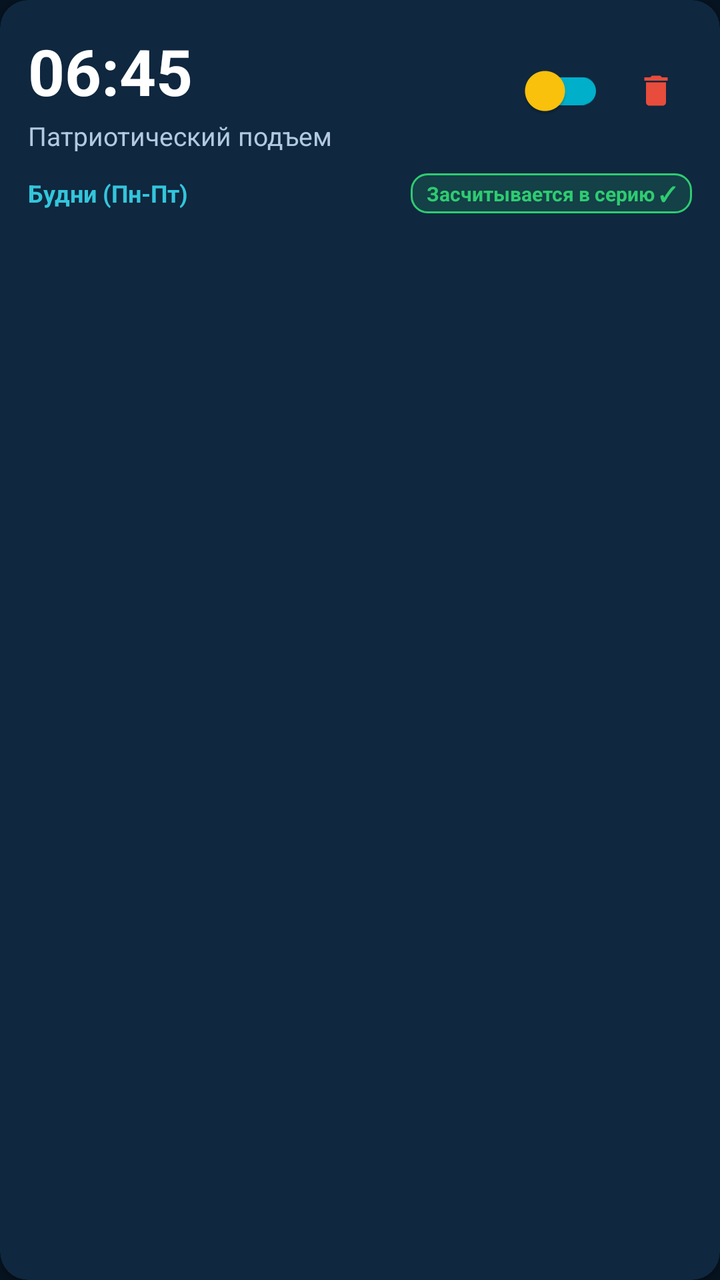
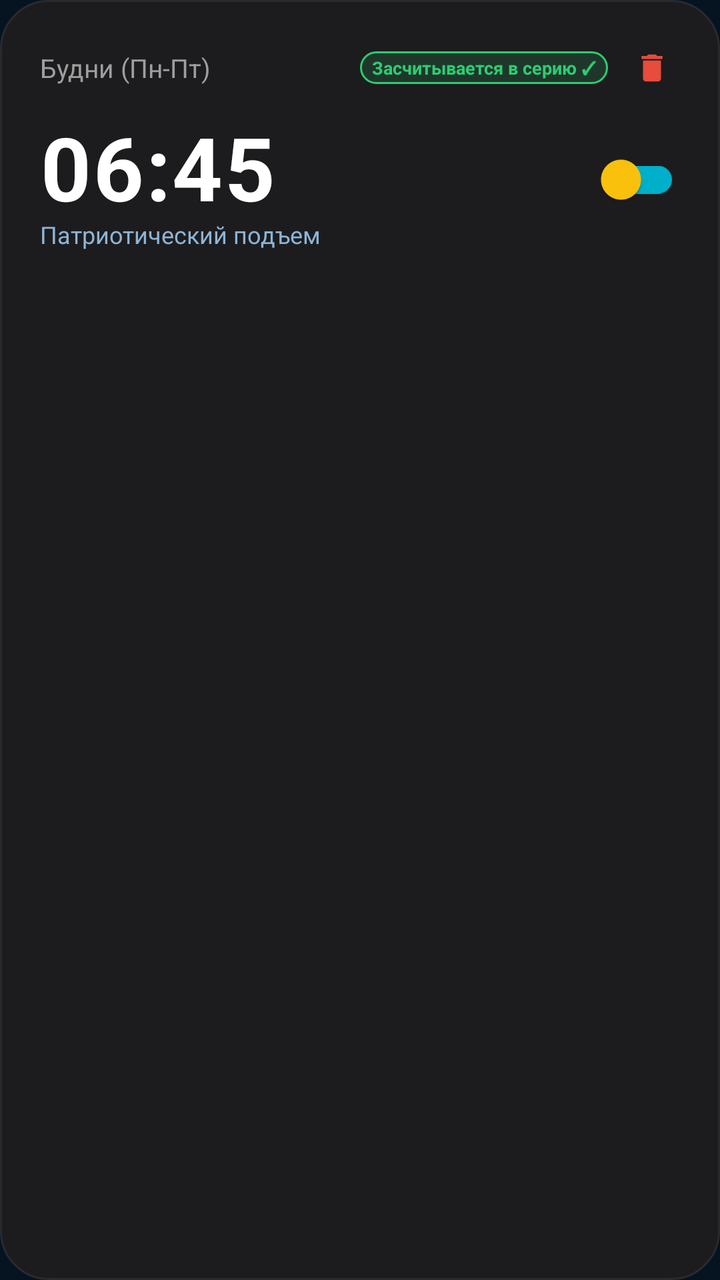

Screens rendered from an Android XML layout before and after an edit, with the pre-edit source and the edit as a unified diff.
<!-- AndroidManifest.xml: application theme Theme.PatrioticAlarm -->
<!-- res/layout/item_alarm.xml -->
<?xml version="1.0" encoding="utf-8"?>
<androidx.cardview.widget.CardView xmlns:android="http://schemas.android.com/apk/res/android"
    xmlns:app="http://schemas.android.com/apk/res-auto"
    android:layout_width="match_parent"
    android:layout_height="wrap_content"
    android:layout_marginHorizontal="16dp"
    android:layout_marginVertical="6dp"
    app:cardBackgroundColor="@color/kz_navy_card"
    app:cardCornerRadius="14dp"
    app:cardElevation="2dp">

    <LinearLayout
        android:layout_width="match_parent"
        android:layout_height="wrap_content"
        android:orientation="vertical"
        android:padding="14dp">

        <LinearLayout
            android:layout_width="match_parent"
            android:layout_height="wrap_content"
            android:gravity="center_vertical"
            android:orientation="horizontal">

            <LinearLayout
                android:layout_width="0dp"
                android:layout_height="wrap_content"
                android:layout_weight="1"
                android:orientation="vertical">

                <TextView
                    android:id="@+id/tv_alarm_time"
                    android:layout_width="wrap_content"
                    android:layout_height="wrap_content"
                    android:text="06:45"
                    android:textColor="#FFFFFF"
                    android:textSize="32sp"
                    android:textStyle="bold" />

                <TextView
                    android:id="@+id/tv_alarm_label"
                    android:layout_width="wrap_content"
                    android:layout_height="wrap_content"
                    android:layout_marginTop="2dp"
                    android:text="Патриотический подъем"
                    android:textColor="#B2C9DF"
                    android:textSize="13sp" />
            </LinearLayout>

            <androidx.appcompat.widget.SwitchCompat
                android:id="@+id/switch_alarm"
                android:layout_width="wrap_content"
                android:layout_height="wrap_content"
                app:thumbTint="@color/kz_gold"
                app:trackTint="@color/kz_sky_blue" />

            <ImageView
                android:id="@+id/btn_delete_alarm"
                android:layout_width="36dp"
                android:layout_height="36dp"
                android:layout_marginStart="8dp"
                android:background="?attr/selectableItemBackgroundBorderless"
                android:contentDescription="Удалить будильник"
                android:padding="8dp"
                android:src="@drawable/ic_delete_bin" />
        </LinearLayout>

        <LinearLayout
            android:layout_width="match_parent"
            android:layout_height="wrap_content"
            android:layout_marginTop="10dp"
            android:gravity="center_vertical"
            android:orientation="horizontal">

            <TextView
                android:id="@+id/tv_alarm_days"
                android:layout_width="0dp"
                android:layout_height="wrap_content"
                android:layout_weight="1"
                android:text="Будни (Пн-Пт)"
                android:textColor="#33C5DB"
                android:textSize="12sp"
                android:textStyle="bold" />

            <TextView
                android:id="@+id/tv_streak_badge"
                android:layout_width="wrap_content"
                android:layout_height="wrap_content"
                android:background="@drawable/bg_pill_eligible"
                android:paddingHorizontal="8dp"
                android:paddingVertical="3dp"
                android:text="@string/alarm_streak_eligible"
                android:textColor="#2ECC71"
                android:textSize="10sp"
                android:textStyle="bold" />
        </LinearLayout>
    </LinearLayout>
</androidx.cardview.widget.CardView>
<!-- resources referenced by this layout -->
<resources>
  <color name="kz_gold">#FEC50C</color>
  <color name="kz_navy_card">#0F273F</color>
  <color name="kz_sky_blue">#00AFCA</color>
  <!-- drawable bg_pill_eligible (drawable) -->
  <?xml version="1.0" encoding="utf-8"?>
  <shape xmlns:android="http://schemas.android.com/apk/res/android"
      android:shape="rectangle">
      <solid android:color="#262ECC71" />
      <corners android:radius="8dp" />
      <stroke
          android:width="1dp"
          android:color="#2ECC71" />
  </shape>
  <!-- drawable ic_delete_bin (drawable) -->
  <vector xmlns:android="http://schemas.android.com/apk/res/android"
      android:width="24dp"
      android:height="24dp"
      android:viewportWidth="24"
      android:viewportHeight="24">
      <path
          android:fillColor="#E74C3C"
          android:pathData="M6,19 C6,20.1 6.9,21 8,21 H16 C17.1,21 18,20.1 18,19 V7 H6 V19 Z
                           M19,4 H15.5 L14.5,3 H9.5 L8.5,4 H5 V6 H19 V4 Z" />
  </vector>
  <string name="alarm_streak_eligible">Засчитывается в серию ✓</string>
  <style name="Theme.PatrioticAlarm" parent="Theme.MaterialComponents.DayNight.NoActionBar">
          
          <item name="colorPrimary">@color/kz_sky_blue</item>
          <item name="colorPrimaryVariant">@color/kz_sky_blue_dark</item>
          <item name="colorOnPrimary">#FFFFFF</item>
          
          
          <item name="colorSecondary">@color/kz_gold</item>
          <item name="colorSecondaryVariant">@color/kz_gold_dark</item>
          <item name="colorOnSecondary">#071A2C</item>
          
          
          <item name="android:colorBackground">@color/kz_navy_bg</item>
          <item name="colorSurface">@color/kz_navy_surface</item>
          <item name="colorOnSurface">#FFFFFF</item>
          
          
          <item name="android:statusBarColor">@color/kz_navy_bg</item>
          <item name="android:navigationBarColor">@color/kz_navy_bg</item>
          <item name="android:windowLightStatusBar">false</item>
      </style>
  <color name="kz_sky_blue_dark">#00869C</color>
  <color name="kz_gold_dark">#D4A000</color>
  <color name="kz_navy_bg">#061320</color>
  <color name="kz_navy_surface">#0B2035</color>
</resources>

<!-- the commit's change to res/layout/item_alarm.xml (unified diff, before → after) -->
@@ -1,97 +1,99 @@
 <?xml version="1.0" encoding="utf-8"?>
-<androidx.cardview.widget.CardView xmlns:android="http://schemas.android.com/apk/res/android"
+<LinearLayout xmlns:android="http://schemas.android.com/apk/res/android"
     xmlns:app="http://schemas.android.com/apk/res-auto"
     android:layout_width="match_parent"
     android:layout_height="wrap_content"
     android:layout_marginHorizontal="16dp"
     android:layout_marginVertical="6dp"
-    app:cardBackgroundColor="@color/kz_navy_card"
-    app:cardCornerRadius="14dp"
-    app:cardElevation="2dp">
+    android:background="@drawable/bg_alarm_card_dark"
+    android:clickable="true"
+    android:focusable="true"
+    android:foreground="?attr/selectableItemBackground"
+    android:orientation="vertical"
+    android:padding="20dp">
 
+    
     <LinearLayout
         android:layout_width="match_parent"
         android:layout_height="wrap_content"
-        android:orientation="vertical"
-        android:padding="14dp">
+        android:gravity="center_vertical"
+        android:orientation="horizontal">
+
+        <TextView
+            android:id="@+id/tv_alarm_days"
+            android:layout_width="0dp"
+            android:layout_height="wrap_content"
+            android:layout_weight="1"
+            android:ellipsize="end"
+            android:maxLines="1"
+            android:text="Будни (Пн-Пт)"
+            android:textColor="#9E9E9E"
+            android:textSize="13sp" />
+
+        <TextView
+            android:id="@+id/tv_streak_badge"
+            android:layout_width="wrap_content"
+            android:layout_height="wrap_content"
+            android:background="@drawable/bg_pill_eligible"
+            android:paddingHorizontal="6dp"
+            android:paddingVertical="2dp"
+            android:text="@string/alarm_streak_eligible"
+            android:textColor="#2ECC71"
+            android:textSize="9sp"
+            android:textStyle="bold" />
+
+        <ImageView
+            android:id="@+id/btn_delete_alarm"
+            android:layout_width="28dp"
+            android:layout_height="28dp"
+            android:layout_marginStart="8dp"
+            android:background="?attr/selectableItemBackgroundBorderless"
+            android:contentDescription="Delete"
+            android:padding="5dp"
+            android:src="@drawable/ic_delete_bin" />
+    </LinearLayout>
+
+    
+    <LinearLayout
+        android:layout_width="match_parent"
+        android:layout_height="wrap_content"
+        android:layout_marginTop="6dp"
+        android:gravity="center_vertical"
+        android:orientation="horizontal">
 
         <LinearLayout
-            android:layout_width="match_parent"
+            android:layout_width="0dp"
             android:layout_height="wrap_content"
-            android:gravity="center_vertical"
-            android:orientation="horizontal">
+            android:layout_weight="1"
+            android:orientation="vertical">
 
-            <LinearLayout
-                android:layout_width="0dp"
-                android:layout_height="wrap_content"
-                android:layout_weight="1"
-                android:orientation="vertical">
-
-                <TextView
-                    android:id="@+id/tv_alarm_time"
-                    android:layout_width="wrap_content"
-                    android:layout_height="wrap_content"
-                    android:text="06:45"
-                    android:textColor="#FFFFFF"
-                    android:textSize="32sp"
-                    android:textStyle="bold" />
-
-                <TextView
-                    android:id="@+id/tv_alarm_label"
-                    android:layout_width="wrap_content"
-                    android:layout_height="wrap_content"
-                    android:layout_marginTop="2dp"
-                    android:text="Патриотический подъем"
-                    android:textColor="#B2C9DF"
-                    android:textSize="13sp" />
-            </LinearLayout>
-
-            <androidx.appcompat.widget.SwitchCompat
-                android:id="@+id/switch_alarm"
+            <TextView
+                android:id="@+id/tv_alarm_time"
                 android:layout_width="wrap_content"
                 android:layout_height="wrap_content"
-                app:thumbTint="@color/kz_gold"
-                app:trackTint="@color/kz_sky_blue" />
-
-            <ImageView
-                android:id="@+id/btn_delete_alarm"
-                android:layout_width="36dp"
-                android:layout_height="36dp"
-                android:layout_marginStart="8dp"
-                android:background="?attr/selectableItemBackgroundBorderless"
-                android:contentDescription="Удалить будильник"
-                android:padding="8dp"
-                android:src="@drawable/ic_delete_bin" />
-        </LinearLayout>
-
-        <LinearLayout
-            android:layout_width="match_parent"
-            android:layout_height="wrap_content"
-            android:layout_marginTop="10dp"
-            android:gravity="center_vertical"
-            android:orientation="horizontal">
-
-            <TextView
-                android:id="@+id/tv_alarm_days"
-                android:layout_width="0dp"
-                android:layout_height="wrap_content"
-                android:layout_weight="1"
-                android:text="Будни (Пн-Пт)"
-                android:textColor="#33C5DB"
-                android:textSize="12sp"
+                android:letterSpacing="0.02"
+                android:text="06:45"
+                android:textColor="#FFFFFF"
+                android:textSize="44sp"
                 android:textStyle="bold" />
 
             <TextView
-                android:id="@+id/tv_streak_badge"
+                android:id="@+id/tv_alarm_label"
                 android:layout_width="wrap_content"
                 android:layout_height="wrap_content"
-                android:background="@drawable/bg_pill_eligible"
-                android:paddingHorizontal="8dp"
-                android:paddingVertical="3dp"
-                android:text="@string/alarm_streak_eligible"
-                android:textColor="#2ECC71"
-                android:textSize="10sp"
-                android:textStyle="bold" />
+                android:layout_marginTop="-4dp"
+                android:ellipsize="end"
+                android:maxLines="1"
+                android:text="Патриотический подъем"
+                android:textColor="#8DB4D6"
+                android:textSize="12sp" />
         </LinearLayout>
+
+        <androidx.appcompat.widget.SwitchCompat
+            android:id="@+id/switch_alarm"
+            android:layout_width="wrap_content"
+            android:layout_height="wrap_content"
+            app:thumbTint="@color/kz_gold"
+            app:trackTint="@color/kz_sky_blue" />
     </LinearLayout>
-</androidx.cardview.widget.CardView>
+</LinearLayout>
<!-- resource entries referenced after the edit -->
@@ -1,8 +1,17 @@
 <!-- resources referenced by this layout -->
 <resources>
   <color name="kz_gold">#FEC50C</color>
-  <color name="kz_navy_card">#0F273F</color>
   <color name="kz_sky_blue">#00AFCA</color>
+  <!-- drawable bg_alarm_card_dark (drawable) -->
+  <?xml version="1.0" encoding="utf-8"?>
+  <shape xmlns:android="http://schemas.android.com/apk/res/android"
+      android:shape="rectangle">
+      <solid android:color="#1C1C1E" />
+      <corners android:radius="24dp" />
+      <stroke
+          android:width="1dp"
+          android:color="#2A2A2E" />
+  </shape>
   <!-- drawable bg_pill_eligible (drawable) -->
   <?xml version="1.0" encoding="utf-8"?>
   <shape xmlns:android="http://schemas.android.com/apk/res/android"
